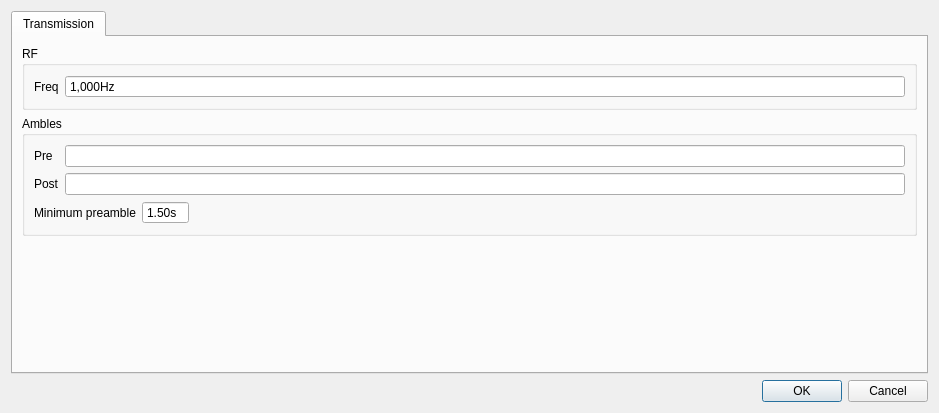
Qt form JMSK/gui_classes/settingsdialog.ui (jontio/JAERO) before a commit.
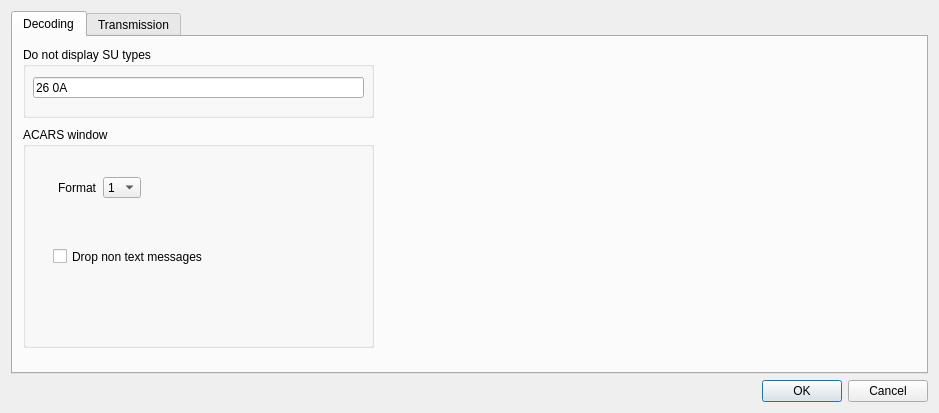
The same form after that commit.

Commit message: Added log window n things

What changed in the file:
```diff
--- a/JMSK/gui_classes/settingsdialog.ui
+++ b/JMSK/gui_classes/settingsdialog.ui
@@ -16,9 +16,126 @@
   <layout class="QVBoxLayout" name="verticalLayout">
    <item>
     <widget class="QTabWidget" name="tabWidget">
+     <property name="enabled">
+      <bool>true</bool>
+     </property>
      <property name="currentIndex">
       <number>0</number>
      </property>
+     <widget class="QWidget" name="Decoding">
+      <attribute name="title">
+       <string>Decoding</string>
+      </attribute>
+      <widget class="QGroupBox" name="groupBox">
+       <property name="geometry">
+        <rect>
+         <x>10</x>
+         <y>10</y>
+         <width>351</width>
+         <height>71</height>
+        </rect>
+       </property>
+       <property name="title">
+        <string>Do not display SU types</string>
+       </property>
+       <widget class="QLineEdit" name="lineEditdonotdisplaysus">
+        <property name="geometry">
+         <rect>
+          <x>10</x>
+          <y>30</y>
+          <width>331</width>
+          <height>21</height>
+         </rect>
+        </property>
+        <property name="text">
+         <string>26 0A</string>
+        </property>
+       </widget>
+      </widget>
+      <widget class="QGroupBox" name="groupBox_4">
+       <property name="geometry">
+        <rect>
+         <x>10</x>
+         <y>90</y>
+         <width>351</width>
+         <height>221</height>
+        </rect>
+       </property>
+       <property name="title">
+        <string>ACARS window</string>
+       </property>
+       <widget class="QCheckBox" name="checkBoxdropnontextmsgs">
+        <property name="geometry">
+         <rect>
+          <x>30</x>
+          <y>120</y>
+          <width>201</width>
+          <height>19</height>
+         </rect>
+        </property>
+        <property name="text">
+         <string>Drop non text messages</string>
+        </property>
+       </widget>
+       <widget class="QLabel" name="label_8">
+        <property name="geometry">
+         <rect>
+          <x>25</x>
+          <y>48</y>
+          <width>48</width>
+          <height>25</height>
+         </rect>
+        </property>
+        <property name="minimumSize">
+         <size>
+          <width>0</width>
+          <height>25</height>
+         </size>
+        </property>
+        <property name="maximumSize">
+         <size>
+          <width>16777215</width>
+          <height>25</height>
+         </size>
+        </property>
+        <property name="text">
+         <string>Format</string>
+        </property>
+        <property name="alignment">
+         <set>Qt::AlignRight|Qt::AlignTrailing|Qt::AlignVCenter</set>
+        </property>
+       </widget>
+       <widget class="QComboBox" name="comboBoxDisplayformat">
+        <property name="geometry">
+         <rect>
+          <x>80</x>
+          <y>50</y>
+          <width>38</width>
+          <height>21</height>
+         </rect>
+        </property>
+        <property name="maximumSize">
+         <size>
+          <width>40</width>
+          <height>16777215</height>
+         </size>
+        </property>
+        <property name="currentIndex">
+         <number>0</number>
+        </property>
+        <item>
+         <property name="text">
+          <string>1</string>
+         </property>
+        </item>
+        <item>
+         <property name="text">
+          <string>2</string>
+         </property>
+        </item>
+       </widget>
+      </widget>
+     </widget>
      <widget class="QWidget" name="Transmission">
       <attribute name="title">
        <string>Transmission</string>
```
The commit also changes 13 other files.
